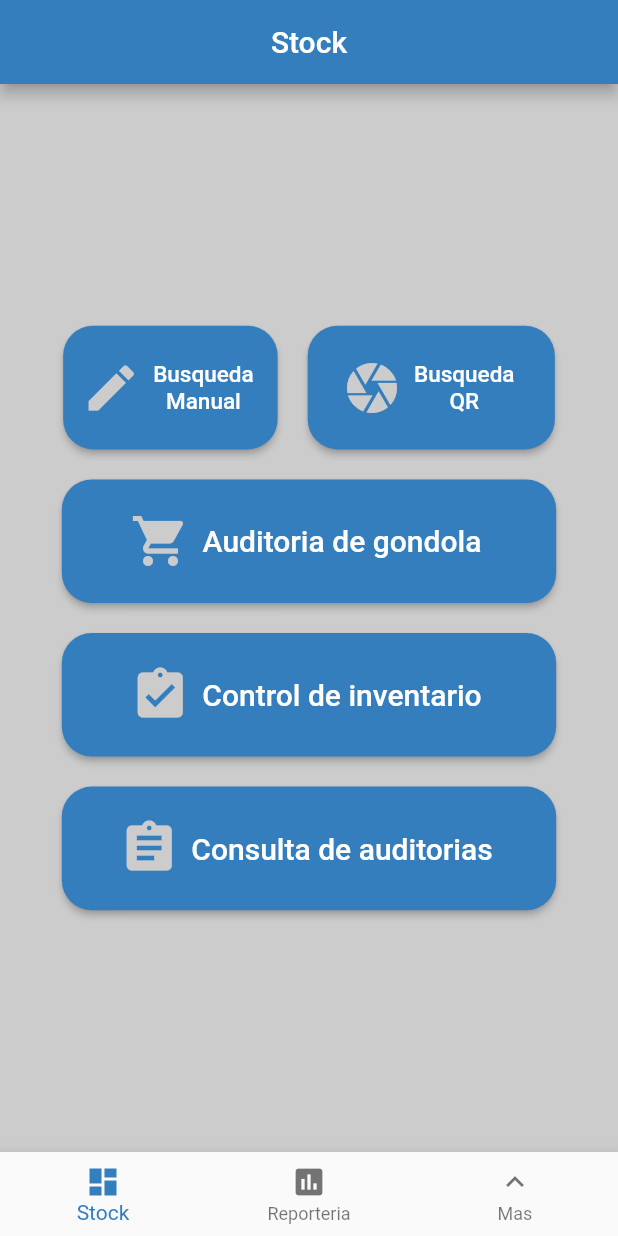
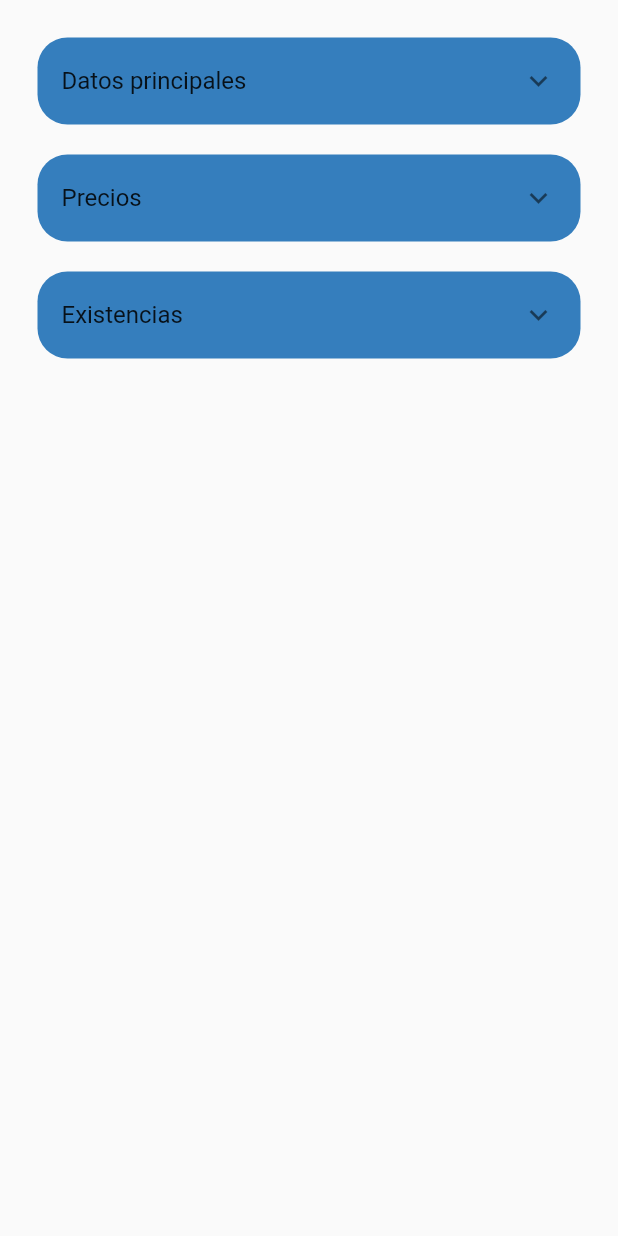
Before and after one commit to spaisariel/proyectos_flutter, a Flutter app: the MenuScreen screen opened directly, after a tap on "Control de inventario", on a phone screen of 412 x 824 dp. Run offline on Flutter 3.47's test engine with Material 2 defaults, Android fonts, the phone set to English and light mode, and no system bars; our stand-ins replace dio, eva_icons_flutter, rxdart.

Commit message:
22/10/20 Producto_screen, widgets principal.

```diff
--- /dev/null
+++ b/lib/screens/detalle_auditoria_screen.dart
@@ -0,0 +1,86 @@
+import 'package:flutter/material.dart';
+import '../style/theme.dart' as Style;
+
+class ProductScreen extends StatefulWidget {
+  ProductScreen({Key key}) : super(key: key);
+
+  @override
+  _ProductScreenState createState() => _ProductScreenState();
+}
+
+class _ProductScreenState extends State<ProductScreen> {
+  @override
+  Widget build(BuildContext context) {
+    new Container(
+      color: Style.Colors.mainColor,
+      child: ListView.builder(
+        itemBuilder: (BuildContext context, int index) =>
+            DatosItem(data[index]),
+        itemCount: data.length,
+      ),
+    );
+  }
+}
+
+class Datos {
+  Datos(this.title, [this.children = const <Datos>[]]);
+
+  final String title;
+  final List<Datos> children;
+}
+
+final List<Datos> data = <Datos>[
+  Datos(
+    'Datos principales',
+    <Datos>[
+      Datos('Codigo: 305993'),
+      Datos('Descripcion: Cinta 10 metros'),
+      Datos('Unidad por bulto: 20 unidades'),
+      Datos('Costo: \$30'),
+      Datos('Existencia unidades: 52'),
+    ],
+  ),
+  Datos(
+    'Precios',
+    <Datos>[
+      Datos('Por presentacion: \$50'),
+      Datos('Por lista: \$40'),
+    ],
+  ),
+  Datos(
+    'Existencias',
+    <Datos>[
+      Datos('Sub Heading 1'),
+      Datos('Sub Heading 2'),
+      Datos(
+        'Armar table, estoy investigando',
+        <Datos>[
+          Datos('Row 1'),
+          Datos('Row 2'),
+          Datos('Row 3'),
+          Datos('Row 4'),
+        ],
+      ),
+    ],
+  ),
+];
+
+class DatosItem extends StatelessWidget {
+  const DatosItem(this.datos);
+
+  final Datos datos;
+
+  Widget _buildTiles(Datos root) {
+    if (root.children.isEmpty) return ListTile(title: Text(root.title));
+    return ExpansionTile(
+      key: PageStorageKey<Datos>(root),
+      title: Text(root.title),
+      children: root.children.map(_buildTiles).toList(),
+    );
+  }
+
+  @override
+  Widget build(BuildContext context) {
+    return _buildTiles(datos);
+  }
+}
--- a/lib/screens/menu_screen.dart
+++ b/lib/screens/menu_screen.dart
@@ -45,15 +45,15 @@ class _MenuScreenState extends State<MenuScreen> {
         items: const <BottomNavigationBarItem>[
           BottomNavigationBarItem(
             icon: Icon(Icons.dashboard),
-            title: Text('Stock'),
+            label: 'Stock',
           ),
           BottomNavigationBarItem(
             icon: Icon(Icons.assessment),
-            title: Text('Reporteria'),
+            label: 'Reporteria',
           ),
           BottomNavigationBarItem(
             icon: Icon(Icons.keyboard_arrow_up),
-            title: Text('Mas'),
+            label: 'Mas',
           ),
         ],
         currentIndex: _selectedIndex,
--- /dev/null
+++ b/lib/screens/product_screen.dart
@@ -0,0 +1,97 @@
+import 'package:flutter/material.dart';
+import '../style/theme.dart' as Style;
+
+class ProductScreen extends StatefulWidget {
+  ProductScreen({Key key}) : super(key: key);
+
+  @override
+  _ProductScreenState createState() => _ProductScreenState();
+}
+
+class _ProductScreenState extends State<ProductScreen> {
+  @override
+  Widget build(BuildContext context) {
+    return Scaffold(
+      body: ListView.builder(
+        padding: EdgeInsets.all(25),
+        itemBuilder: (BuildContext context, int index) => Column(
+          children: [
+            DatosItem(data[index]),
+            SizedBox(height: 20),
+          ],
+        ),
+        itemCount: data.length,
+      ),
+    );
+  }
+}
+
+class Datos {
+  Datos(this.title, [this.children = const <Datos>[]]);
+
+  final String title;
+  final List<Datos> children;
+}
+
+final List<Datos> data = <Datos>[
+  Datos(
+    'Datos principales',
+    <Datos>[
+      Datos('Codigo: 305993'),
+      Datos('Descripcion: Cinta 10 metros'),
+      Datos('Unidad por bulto: 20 unidades'),
+      Datos('Costo: \$30'),
+      Datos('Existencia unidades: 52'),
+    ],
+  ),
+  Datos(
+    'Precios',
+    <Datos>[
+      Datos('Por presentacion: \$50'),
+      Datos('Por lista: \$40'),
+    ],
+  ),
+  Datos(
+    'Existencias',
+    <Datos>[
+      Datos('Sub Heading 1'),
+      Datos('Sub Heading 2'),
+      Datos(
+        'Armar table, estoy investigando',
+        <Datos>[
+          Datos('Row 1'),
+          Datos('Row 2'),
+          Datos('Row 3'),
+          Datos('Row 4'),
+        ],
+      ),
+    ],
+  ),
+];
+
+class DatosItem extends StatelessWidget {
+  const DatosItem(this.datos);
+
+  final Datos datos;
+
+  Widget _buildTiles(Datos root) {
+    if (root.children.isEmpty) return ListTile(title: Text(root.title));
+    return Ink(
+      decoration: BoxDecoration(
+          borderRadius: BorderRadius.circular(20),
+          color: Style.Colors.mainColor),
+      //color: Style.Colors.mainColor,
+      child: ExpansionTile(
+        backgroundColor: Style.Colors.secondColor,
+        key: PageStorageKey<Datos>(root),
+        title: Text(root.title),
+        children: root.children.map(_buildTiles).toList(),
+      ),
+    );
+  }
+
+  @override
+  Widget build(BuildContext context) {
+    return _buildTiles(datos);
+  }
+}
--- a/lib/screens/stock_screen.dart
+++ b/lib/screens/stock_screen.dart
@@ -26,115 +26,9 @@ class _StockScreenState extends State<StockScreen> {
           mainAxisAlignment: MainAxisAlignment.center,
           crossAxisAlignment: CrossAxisAlignment.center,
           children: [
-            Row(
-              mainAxisAlignment: MainAxisAlignment.center,
-              children: [
-                ButtonTheme(
-                  buttonColor: Style.Colors.mainColor,
-                  height: MediaQuery.of(context).size.height * 0.1,
-                  minWidth: MediaQuery.of(context).size.width * 0.3,
-                  child: RaisedButton.icon(
-                      shape: Style.Shapes.botonGrandeRoundedRectangleBorder(),
-                      onPressed: () {
-                        Navigator.push(
-                          context,
-                          MaterialPageRoute(
-                            builder: (context) => BusquedaManualScreen(),
-                          ),
-                        );
-                      },
-                      icon: Icon(
-                        Icons.edit,
-                        color: Style.Colors.secondColor,
-                        size: 40,
-                      ),
-                      label: Column(
-                        children: [
-                          Text('Busqueda',
-                              style:
-                                  TextStyle(color: Colors.white, fontSize: 15)),
-                          Text('Manual',
-                              style:
-                                  TextStyle(color: Colors.white, fontSize: 15))
-                        ],
-                      )),
-                ),
-                SizedBox(width: 20),
-                ButtonTheme(
-                  buttonColor: Style.Colors.mainColor,
-                  height: MediaQuery.of(context).size.height * 0.1,
-                  minWidth: MediaQuery.of(context).size.width * 0.4,
-                  child: RaisedButton.icon(
-                      shape: Style.Shapes.botonGrandeRoundedRectangleBorder(),
-                      onPressed: () {},
-                      icon: Icon(
-                        Icons.camera,
-                        color: Style.Colors.secondColor,
-                        size: 40,
-                      ),
-                      label: Column(
-                        children: [
-                          Text('Busqueda',
-                              style:
-                                  TextStyle(color: Colors.white, fontSize: 15)),
-                          Text('QR',
-                              style:
-                                  TextStyle(color: Colors.white, fontSize: 15))
-                        ],
-                      )),
-                )
-              ],
-            ),
+            BotonesBusquedaWidget(),
             SizedBox(height: 20),
-            ButtonTheme(
-              buttonColor: Style.Colors.mainColor,
-              height: MediaQuery.of(context).size.height * 0.1,
-              minWidth: MediaQuery.of(context).size.width * 0.8,
-              child: RaisedButton.icon(
-                  shape: Style.Shapes.botonGrandeRoundedRectangleBorder(),
-                  onPressed: () {},
-                  icon: Icon(Icons.shopping_cart,
-                      size: 40, color: Style.Colors.secondColor),
-                  label: Text(
-                    'Auditoria de gondola',
-                    style: TextStyle(color: Colors.white, fontSize: 20),
-                  )),
-            ),
-            SizedBox(height: 20),
-            ButtonTheme(
-              buttonColor: Style.Colors.mainColor,
-              height: MediaQuery.of(context).size.height * 0.1,
-              minWidth: MediaQuery.of(context).size.width * 0.8,
-              child: RaisedButton.icon(
-                  shape: RoundedRectangleBorder(
-                      borderRadius: BorderRadius.circular(20.0)),
-                  onPressed: () {},
-                  icon: Icon(
-                    Icons.assignment_turned_in,
-                    color: Style.Colors.secondColor,
-                    size: 40,
-                  ),
-                  label: Text('Control de inventario',
-                      style: TextStyle(color: Colors.white, fontSize: 20))),
-            ),
-            SizedBox(height: 20),
-            ButtonTheme(
-              buttonColor: Style.Colors.mainColor,
-              height: MediaQuery.of(context).size.height * 0.1,
-              minWidth: MediaQuery.of(context).size.width * 0.8,
-              child: RaisedButton.icon(
-                  shape: Style.Shapes.botonGrandeRoundedRectangleBorder(),
-                  onPressed: () {},
-                  icon: Icon(Icons.assignment,
-                      size: 40, color: Style.Colors.secondColor),
-                  label: Text(
-                    'Consulta de auditorias',
-                    style: TextStyle(color: Colors.white, fontSize: 20),
-                  )),
-            )
-
-            //BotonesBusquedaWidget(),
-            //BotonesPrincipalWidget(),
+            BotonesPrincipalWidget(),
           ],
         ));
   }
--- a/lib/style/theme.dart
+++ b/lib/style/theme.dart
@@ -1,5 +1,3 @@
-import 'package:flutter/material.dart';
-import 'package:flutter/material.dart';
 import 'package:flutter/material.dart';
 
 class Colors {
--- a/lib/widgets/botones_busqueda_widget.dart
+++ b/lib/widgets/botones_busqueda_widget.dart
@@ -1,5 +1,5 @@
-import 'package:eva_icons_flutter/eva_icons_flutter.dart';
 import 'package:flutter/material.dart';
+import 'package:prueba3_git/screens/busquedamanual_screen.dart';
 import '../style/theme.dart' as Style;
 
 class BotonesBusquedaWidget extends StatelessWidget {
@@ -7,55 +7,57 @@ class BotonesBusquedaWidget extends StatelessWidget {
   Widget build(BuildContext context) {
     return Row(
       mainAxisAlignment: MainAxisAlignment.center,
-      children: <Widget>[
-        RaisedButton(
-            // minWidth: 150,
-            // height: 150,
-            shape: RoundedRectangleBorder(
-                borderRadius: BorderRadius.circular(18.0),
-                side: BorderSide(
-                  color: Style.Colors.mainColor,
-                  width: 2,
-                )),
-            color: Style.Colors.secondColor,
-            textColor: Style.Colors.titleColor,
-            padding: EdgeInsets.all(8.0),
-            onPressed: () {},
-            child: Column(children: <Widget>[
-              Icon(EvaIcons.edit, size: 80),
-              Text(
-                '''Busqueda
-  manual'''
-                    .toUpperCase(),
-                style: TextStyle(
-                  fontSize: 20.0,
-                ),
+      children: [
+        ButtonTheme(
+          buttonColor: Style.Colors.mainColor,
+          height: MediaQuery.of(context).size.height * 0.1,
+          minWidth: MediaQuery.of(context).size.width * 0.3,
+          child: RaisedButton.icon(
+              shape: Style.Shapes.botonGrandeRoundedRectangleBorder(),
+              onPressed: () {
+                Navigator.push(
+                  context,
+                  MaterialPageRoute(
+                    builder: (context) => BusquedaManualScreen(),
+                  ),
+                );
+              },
+              icon: Icon(
+                Icons.edit,
+                color: Style.Colors.secondColor,
+                size: 40,
               ),
-            ])),
-        SizedBox(width: 10),
-        FlatButton(
-            //minWidth: 150,
-            // height: 150,
-            shape: RoundedRectangleBorder(
-                borderRadius: BorderRadius.circular(18.0),
-                side: BorderSide(
-                  color: Style.Colors.mainColor,
-                  width: 2,
-                )),
-            onPressed: () {},
-            color: Style.Colors.secondColor,
-            textColor: Style.Colors.titleColor,
-            child: Column(children: <Widget>[
-              Icon(Icons.scanner, size: 80),
-              Text(
-                '''Busqueda
-       QR'''
-                    .toUpperCase(),
-                style: TextStyle(
-                  fontSize: 20.0,
-                ),
+              label: Column(
+                children: [
+                  Text('Busqueda',
+                      style: TextStyle(color: Colors.white, fontSize: 15)),
+                  Text('Manual',
+                      style: TextStyle(color: Colors.white, fontSize: 15))
+                ],
+              )),
+        ),
+        SizedBox(width: 20),
+        ButtonTheme(
+          buttonColor: Style.Colors.mainColor,
+          height: MediaQuery.of(context).size.height * 0.1,
+          minWidth: MediaQuery.of(context).size.width * 0.4,
+          child: RaisedButton.icon(
+              shape: Style.Shapes.botonGrandeRoundedRectangleBorder(),
+              onPressed: () {},
+              icon: Icon(
+                Icons.camera,
+                color: Style.Colors.secondColor,
+                size: 40,
               ),
-            ])),
+              label: Column(
+                children: [
+                  Text('Busqueda',
+                      style: TextStyle(color: Colors.white, fontSize: 15)),
+                  Text('QR',
+                      style: TextStyle(color: Colors.white, fontSize: 15))
+                ],
+              )),
+        )
       ],
     );
   }
```
Also changed, not shown: lib/widgets/botones_principal_widget.dart (+47 -65 lines), pubspec.lock.
